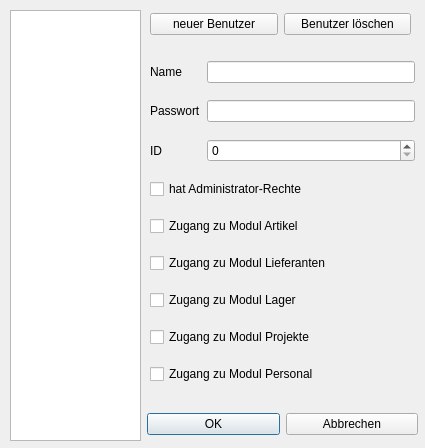
Before: the Qt Designer form dialog_user.ui in 15831944/CBrain, drawn with Qt 5.
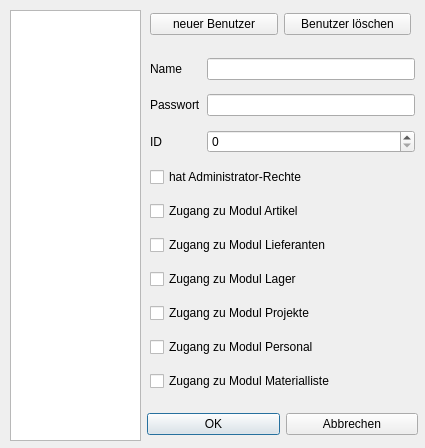
After: the same form once the commit is applied.

Commit message: modul matliste begonnen

Patch:
```diff
--- a/dialog_user.ui
+++ b/dialog_user.ui
@@ -112,6 +112,13 @@
       </property>
      </widget>
     </item>
+    <item row="9" column="0" colspan="2">
+     <widget class="QCheckBox" name="checkBox_modul_matlist">
+      <property name="text">
+       <string>Zugang zu Modul Materialliste</string>
+      </property>
+     </widget>
+    </item>
    </layout>
   </widget>
   <widget class="QWidget" name="layoutWidget">
```
Left out of the diff: 2 changed lines with no effect on the pictures. The commit also changes 12 other files.
